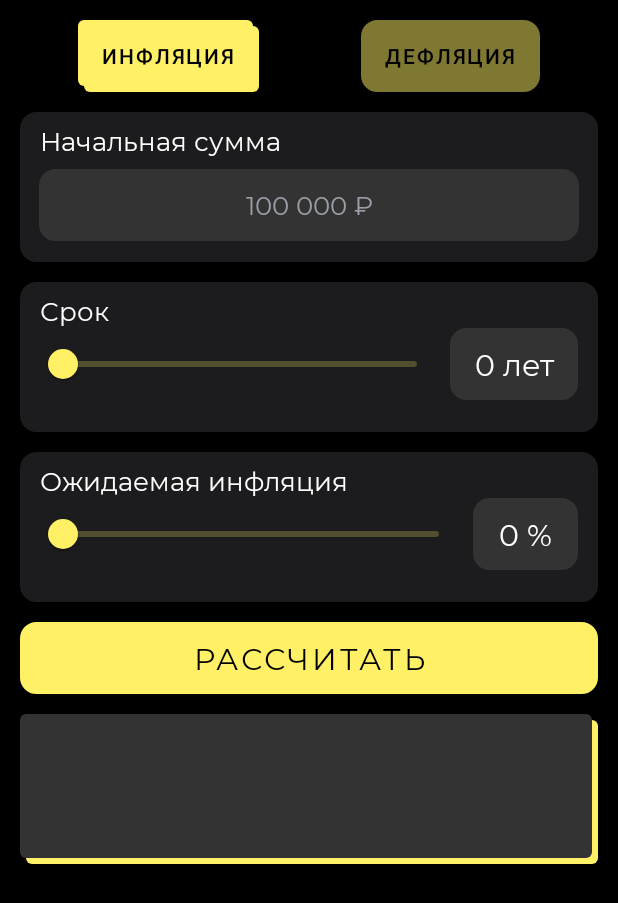
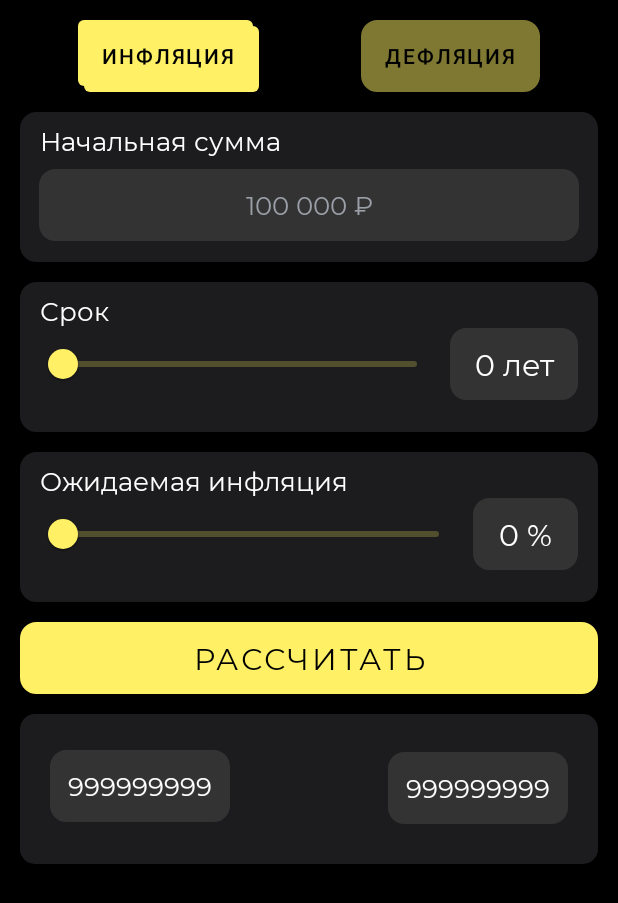
Before and after one commit to MironBano/MoneyMeter, an Android app: the layout inflaton.xml on its own in the app's theme, with its tools: preview values and no code run, on a phone screen of 412 x 824 dp. Shown: the top 903 px of the screen. Run offline under Robolectric (Android 15) with nearby library versions, the phone set to English and light mode, and no system bars.

Commit message:
Инфляция работает

```diff
--- a/app/src/main/AndroidManifest.xml
+++ b/app/src/main/AndroidManifest.xml
@@ -22,7 +22,7 @@
             </intent-filter>
         </activity>
         <activity android:name="com.firstapp.moneymeter.CompoundInterest" />
-
+        <activity android:name=".Inflation"/>
     </application>
 
 </manifest>
--- a/app/src/main/java/com/firstapp/moneymeter/CompoundInterest.kt
+++ b/app/src/main/java/com/firstapp/moneymeter/CompoundInterest.kt
@@ -8,7 +8,6 @@ import android.view.ViewGroup
 import android.widget.TextView
 import androidx.appcompat.app.AppCompatActivity
 import androidx.core.widget.addTextChangedListener
-import com.firstapp.moneymeter.databinding.CompoundinterestBinding
 import com.firstapp.moneymeter.databinding.CompoundinteresttestBinding
 import com.google.android.material.slider.Slider
 
@@ -73,7 +72,7 @@ class CompoundInterest: AppCompatActivity() {
     }
 
     private fun analiticsChanger() {
-        binding.startAmountText.setText(binding.InitAmount.getText().toString())
+        binding.startAmountText.text = binding.InitAmount.text.toString()
     }
 
 
--- a/app/src/main/java/com/firstapp/moneymeter/MainActivity.kt
+++ b/app/src/main/java/com/firstapp/moneymeter/MainActivity.kt
@@ -6,7 +6,6 @@ import android.os.Bundle
 import com.firstapp.moneymeter.databinding.ActivityMainBinding
 
 class MainActivity : AppCompatActivity() {
-
     lateinit var binding: ActivityMainBinding
     override fun onCreate(savedInstanceState: Bundle?) {
         super.onCreate(savedInstanceState)
@@ -14,6 +13,11 @@ class MainActivity : AppCompatActivity() {
 
         binding.compoundInterestButton.setOnClickListener{
             val intent = Intent(this@MainActivity, CompoundInterest::class.java)
+            startActivity(intent)
+        }
+
+        binding.inflationButton.setOnClickListener{
+            val intent = Intent(this@MainActivity, Inflation::class.java)
             startActivity(intent)
         }
     }
--- /dev/null
+++ b/app/src/main/res/drawable/back_selected_button.xml
@@ -0,0 +1,23 @@
+<?xml version="1.0" encoding="utf-8"?>
+<layer-list
+    xmlns:android="http://schemas.android.com/apk/res/android" >
+
+    <item
+        android:left="4dp"
+        android:top="4dp">
+        <shape>
+            <solid android:color="@color/yellow" />
+            <corners android:radius="4dp" />
+        </shape>
+    </item>
+    <item
+
+        android:bottom="4dp"
+        android:right="4dp">
+        <shape>
+            <solid android:color="@color/light_grey" />
+            <corners android:radius="4dp" />
+        </shape>
+    </item>
+
+</layer-list>
--- a/app/src/main/res/drawable/back_with_arrow.xml
+++ b/app/src/main/res/drawable/back_with_arrow.xml
@@ -1,23 +1,12 @@
 <?xml version="1.0" encoding="utf-8"?>
 <layer-list
     xmlns:android="http://schemas.android.com/apk/res/android" >
+    <item>
+        <shape>
 
-    <item
-        android:left="4dp"
-        android:top="4dp">
-        <shape>
-            <solid android:color="@color/yellow" />
-            <corners android:radius="4dp" />
+            <solid android:color="@color/darkContainer" />
+            <corners android:radius="10dp" />
+
         </shape>
     </item>
-    <item
-
-        android:bottom="4dp"
-        android:right="4dp">
-        <shape>
-            <solid android:color="@color/light_grey" />
-            <corners android:radius="4dp" />
-        </shape>
-    </item>
-
 </layer-list>
--- a/app/src/main/res/layout/activity_main.xml
+++ b/app/src/main/res/layout/activity_main.xml
@@ -33,9 +33,9 @@
                 />
 
             <Button
-                android:id="@+id/But2"
+                android:id="@+id/inflationButton"
                 style="@style/TextView"
-                android:text="Inflation"
+                android:text="@string/inflation"
                 />
 
             <Button
--- a/app/src/main/res/layout/inflaton.xml
+++ b/app/src/main/res/layout/inflaton.xml
@@ -10,15 +10,15 @@
 
     <ScrollView
         android:id="@+id/InflationScroll"
-        android:background="@color/background"
         android:layout_width="match_parent"
         android:layout_height="match_parent"
+        android:background="@color/background"
         app:layout_constraintBottom_toBottomOf="parent"
         app:layout_constraintEnd_toEndOf="parent"
         app:layout_constraintHorizontal_bias="0.0"
         app:layout_constraintStart_toStartOf="parent"
         app:layout_constraintTop_toTopOf="parent"
-        app:layout_constraintVertical_bias="0.0">
+        app:layout_constraintVertical_bias="1.0">
 
         <androidx.constraintlayout.widget.ConstraintLayout
             android:id="@+id/MainConst"
@@ -28,34 +28,32 @@
 
 
             <Button
-                android:background="@drawable/back_with_arrow"
+                android:id="@+id/inflationButton"
 
 
-                android:id="@+id/inflationButton"
                 android:layout_width="wrap_content"
                 android:layout_height="wrap_content"
                 android:layout_marginStart="52dp"
                 android:layout_marginTop="13dp"
+                android:background="@drawable/back_selected_button"
                 android:text="@string/inflation"
                 app:layout_constraintStart_toStartOf="parent"
                 app:layout_constraintTop_toTopOf="parent"
-                tools:ignore="MissingConstraints"
-                />
+                tools:ignore="MissingConstraints" />
 
             <Button
-                android:background="@drawable/edittext_form"
-                android:alpha="0.5"
-
                 android:id="@+id/deflationButton"
                 android:layout_width="wrap_content"
+
                 android:layout_height="wrap_content"
+                android:layout_marginTop="13dp"
                 android:layout_marginEnd="52dp"
-                android:layout_marginTop="13dp"
+                android:alpha="0.5"
+                android:background="@drawable/edittext_form"
                 android:text="@string/deflation"
                 app:layout_constraintEnd_toEndOf="parent"
                 app:layout_constraintTop_toTopOf="parent"
-                tools:ignore="MissingConstraints"
-                />
+                tools:ignore="MissingConstraints" />
 
 
             <View
@@ -72,8 +70,7 @@
                 android:layout_width="0dp"
                 android:layout_height="0dp"
                 app:barrierDirection="end"
-                app:constraint_referenced_ids="StartPoint"
-                />
+                app:constraint_referenced_ids="StartPoint" />
 
             <View
                 android:id="@+id/back1"
@@ -81,13 +78,12 @@
                 android:layout_height="100dp"
 
                 android:layout_marginStart="13dp"
+                android:layout_marginTop="13dp"
                 android:layout_marginEnd="13dp"
-                android:layout_marginTop="13dp"
                 android:background="@drawable/additional_attachments_form"
                 app:layout_constraintEnd_toEndOf="parent"
                 app:layout_constraintStart_toEndOf="@id/mainBarrier"
-                app:layout_constraintTop_toBottomOf="@+id/inflationButton"
-                />
+                app:layout_constraintTop_toBottomOf="@+id/inflationButton" />
 
             <TextView
                 android:id="@+id/text1"
@@ -98,8 +94,7 @@
                 android:text="@string/initialAmount"
 
                 app:layout_constraintStart_toEndOf="@id/mainBarrier"
-                app:layout_constraintTop_toTopOf="@id/back1"
-                />
+                app:layout_constraintTop_toTopOf="@id/back1" />
 
             <EditText
                 android:id="@+id/InitAmount"
@@ -121,8 +116,7 @@
                 android:textSize="17sp"
                 app:layout_constraintEnd_toEndOf="@+id/back1"
                 app:layout_constraintStart_toEndOf="@id/mainBarrier"
-                app:layout_constraintTop_toBottomOf="@id/text1"
-                />
+                app:layout_constraintTop_toBottomOf="@id/text1" />
 
 
             <View
@@ -135,8 +129,7 @@
                 android:layout_marginEnd="13dp"
                 android:background="@drawable/additional_attachments_form"
                 app:layout_constraintEnd_toEndOf="parent"
-                app:layout_constraintTop_toBottomOf="@id/back1"
-                />
+                app:layout_constraintTop_toBottomOf="@id/back1" />
 
             <TextView
                 android:id="@+id/amountText"
@@ -146,8 +139,7 @@
                 android:text="@string/term"
 
                 app:layout_constraintStart_toEndOf="@id/mainBarrier"
-                app:layout_constraintTop_toTopOf="@id/back2"
-                />
+                app:layout_constraintTop_toTopOf="@id/back2" />
 
 
             <com.google.android.material.slider.Slider
@@ -163,8 +155,7 @@
                 app:labelBehavior="gone"
 
                 app:layout_constraintStart_toStartOf="@+id/amountText"
-                app:layout_constraintTop_toBottomOf="@+id/amountText"
-                />
+                app:layout_constraintTop_toBottomOf="@+id/amountText" />
 
             <TextView
                 android:id="@+id/textTermNumber"
@@ -181,8 +172,7 @@
                 android:textSize="20sp"
                 app:layout_constraintBottom_toBottomOf="@+id/termSlider"
                 app:layout_constraintEnd_toEndOf="@+id/back2"
-                app:layout_constraintTop_toTopOf="@+id/termSlider"
-                />
+                app:layout_constraintTop_toTopOf="@+id/termSlider" />
 
             <View
                 android:id="@+id/back3"
@@ -194,8 +184,7 @@
                 android:layout_marginEnd="13dp"
                 android:background="@drawable/additional_attachments_form"
                 app:layout_constraintEnd_toEndOf="parent"
-                app:layout_constraintTop_toBottomOf="@id/back2"
-                />
+                app:layout_constraintTop_toBottomOf="@id/back2" />
 
             <TextView
                 android:id="@+id/rateText"
@@ -205,8 +194,7 @@
                 android:text="@string/expectedInflation"
 
                 app:layout_constraintStart_toEndOf="@id/mainBarrier"
-                app:layout_constraintTop_toTopOf="@id/back3"
-                />
+                app:layout_constraintTop_toTopOf="@id/back3" />
 
             <com.google.android.material.slider.Slider
                 android:id="@+id/rateSlider"
@@ -220,8 +208,7 @@
                 app:haloColor="@color/transparent"
                 app:labelBehavior="gone"
                 app:layout_constraintStart_toStartOf="@id/rateText"
-                app:layout_constraintTop_toBottomOf="@id/rateText"
-                />
+                app:layout_constraintTop_toBottomOf="@id/rateText" />
 
             <TextView
                 android:id="@+id/textRateNumber"
@@ -238,8 +225,7 @@
                 android:textSize="20sp"
                 app:layout_constraintBottom_toBottomOf="@+id/rateSlider"
                 app:layout_constraintEnd_toEndOf="@id/back3"
-                app:layout_constraintTop_toTopOf="@id/rateSlider"
-                />
+                app:layout_constraintTop_toTopOf="@id/rateSlider" />
 
             <Button
                 android:id="@+id/calcButton"
@@ -257,22 +243,53 @@
                 android:textSize="20sp"
                 app:layout_constraintEnd_toEndOf="parent"
                 app:layout_constraintStart_toStartOf="parent"
-                app:layout_constraintTop_toBottomOf="@id/back3"
-                />
+                app:layout_constraintTop_toBottomOf="@id/back3" />
 
             <View
+                android:id="@+id/back4"
 
-                android:id="@+id/back4"
                 android:layout_width="match_parent"
                 android:layout_height="100dp"
+                android:layout_marginStart="13dp"
 
-                android:layout_marginStart="13dp"
                 android:layout_marginTop="13dp"
                 android:layout_marginEnd="13dp"
                 android:background="@drawable/back_with_arrow"
                 app:layout_constraintEnd_toEndOf="parent"
-                app:layout_constraintTop_toBottomOf="@id/calcButton"
+                app:layout_constraintTop_toBottomOf="@id/calcButton" />
+
+            <TextView
+                android:id="@+id/startAmount"
+                style="@style/TextPrimary"
+                android:layout_width="120dp"
+                android:layout_height="48dp"
+                android:layout_marginStart="20dp"
+                android:layout_marginTop="24dp"
+                android:background="@drawable/edittext_form"
+
+                android:gravity="center"
+                android:text="999999999"
+                app:layout_constraintStart_toStartOf="@+id/back4"
+                app:layout_constraintTop_toTopOf="@+id/back4"
+
                 />
+
+            <TextView
+                android:id="@+id/endAmount"
+                style="@style/TextPrimary"
+                android:background="@drawable/edittext_form"
+                android:layout_width="120dp"
+                android:layout_height="48dp"
+                android:layout_marginTop="25dp"
+                android:layout_marginEnd="20dp"
+
+                android:gravity="center"
+                android:text="999999999"
+                app:layout_constraintEnd_toEndOf="@+id/back4"
+                app:layout_constraintTop_toTopOf="@+id/back4"
+
+                />
+
 
 
         </androidx.constraintlayout.widget.ConstraintLayout>
@@ -280,6 +297,4 @@
     </ScrollView>
 
 
-
-
 </androidx.constraintlayout.widget.ConstraintLayout>
--- a/app/src/main/res/values/strings.xml
+++ b/app/src/main/res/values/strings.xml
@@ -1,6 +1,6 @@
 <resources>
     <string name="app_name">MoneyMeter</string>
-    <string name="CIButton">Compound Interest</string>
+    <string name="CIButton">Сложный процент</string>
     <string name="initialAmount">Начальная сумма</string>
     <string name="rate">Ставка</string>
     <string name="AmountHint">Сумма</string>
```
Also changed, not shown: app/src/main/java/com/firstapp/moneymeter/Inflation.kt (+54 -0 lines).
